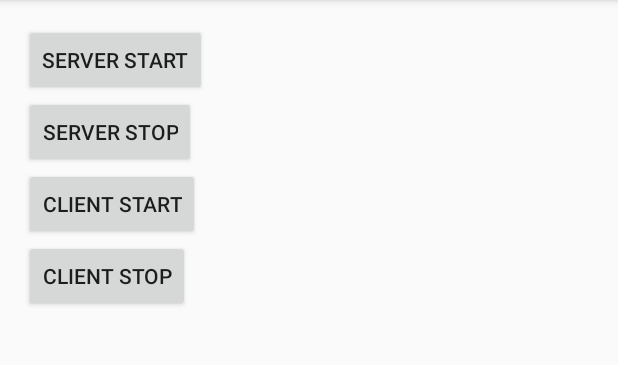
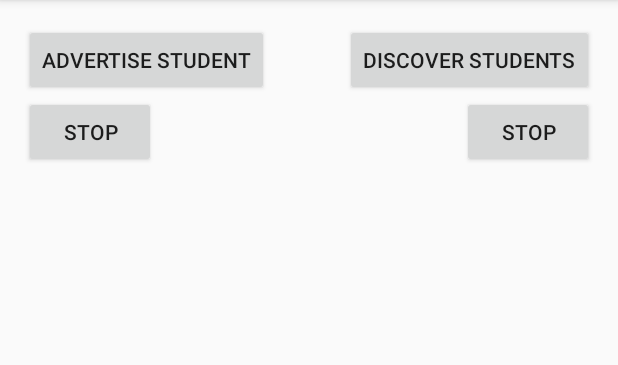
Before and after one commit to destiny-index/Attendance, an Android app: the screen it shows after launch (MainActivity), on a phone screen of 412 x 824 dp, the part 84-449 px from its top. Run offline under Robolectric (Android 15) with nearby library versions, the phone set to English and light mode, and no system bars.

```diff
--- a/app/src/main/java/au/edu/unsw/eet/attendance/MainActivity.java
+++ b/app/src/main/java/au/edu/unsw/eet/attendance/MainActivity.java
@@ -1,18 +1,42 @@
 package au.edu.unsw.eet.attendance;
 
 import android.Manifest;
+import android.content.BroadcastReceiver;
+import android.content.Context;
 import android.content.Intent;
+import android.content.IntentFilter;
 import android.content.pm.PackageManager;
 import android.support.annotation.NonNull;
 import android.support.v4.app.ActivityCompat;
 import android.support.v4.content.ContextCompat;
+import android.support.v4.content.LocalBroadcastManager;
 import android.support.v7.app.AppCompatActivity;
 import android.os.Bundle;
 import android.util.Log;
 import android.view.View;
 import android.widget.Button;
+import android.widget.ScrollView;
+import android.widget.TextView;
 
 public class MainActivity extends AppCompatActivity {
+    private BroadcastReceiver mMessageReceiver = new BroadcastReceiver() {
+        @Override
+        public void onReceive(Context context, Intent intent) {
+            // Get extra data included in the Intent
+            String message = intent.getStringExtra(P2pService.BROADCAST_MESSAGE_EXTRA);
+
+            final TextView messageView = (TextView) findViewById(R.id.text_view);
+            final ScrollView messageContainer = (ScrollView) findViewById(R.id.scroll_view);
+
+            messageView.append(message);
+            messageContainer.post(new Runnable() {
+                public void run() {
+                    messageContainer.smoothScrollTo(0, messageView.getBottom());
+                }
+            });
+        }
+    };
+
     @Override
     protected void onCreate(Bundle savedInstanceState) {
         super.onCreate(savedInstanceState);
@@ -30,7 +54,6 @@ public class MainActivity extends AppCompatActivity {
                 startService(p2pService);
             }
         });
-
         serverStopButton.setOnClickListener(new View.OnClickListener() {
             @Override
             public void onClick(View v) {
@@ -38,7 +61,6 @@ public class MainActivity extends AppCompatActivity {
                 stopService(p2pService);
             }
         });
-
         clientStartButton.setOnClickListener(new View.OnClickListener() {
             @Override
             public void onClick(View v) {
@@ -46,7 +68,6 @@ public class MainActivity extends AppCompatActivity {
                 startService(p2pService);
             }
         });
-
         clientStopButton.setOnClickListener(new View.OnClickListener() {
             @Override
             public void onClick(View v) {
@@ -55,23 +76,43 @@ public class MainActivity extends AppCompatActivity {
             }
         });
 
-        int accessCourseLocationPermission = ContextCompat.checkSelfPermission(this,
-                Manifest.permission.ACCESS_COARSE_LOCATION);
+        // Handle Permissions
+        permissionCheck();
+    }
 
-        int accessFineLocationPermission = ContextCompat.checkSelfPermission(this,
-                Manifest.permission.ACCESS_FINE_LOCATION);
+    @Override
+    protected void onPause() {
 
-        if (accessCourseLocationPermission == PackageManager.PERMISSION_DENIED
-                || accessFineLocationPermission == PackageManager.PERMISSION_DENIED) {
-            ActivityCompat.requestPermissions(this, new String[]{
-                            Manifest.permission.ACCESS_COARSE_LOCATION,
-                            Manifest.permission.ACCESS_FINE_LOCATION
-                    }, 0);
-        }
+        LocalBroadcastManager.getInstance(this).unregisterReceiver(mMessageReceiver);
+
+        super.onPause();
+    }
+
+    @Override
+    protected void onResume() {
+        super.onResume();
+
+        LocalBroadcastManager.getInstance(this).registerReceiver(mMessageReceiver,
+                new IntentFilter(P2pService.BROADCAST_MESSAGE_ACTION));
     }
 
     @Override
     public void onRequestPermissionsResult(int requestCode, @NonNull String[] permissions, @NonNull int[] grantResults) {
         super.onRequestPermissionsResult(requestCode, permissions, grantResults);
     }
+
+    private void permissionCheck() {
+        int courseLocPermission = ContextCompat.checkSelfPermission(this,
+                Manifest.permission.ACCESS_COARSE_LOCATION);
+        int fineLocPermission = ContextCompat.checkSelfPermission(this,
+                Manifest.permission.ACCESS_FINE_LOCATION);
+
+        if (courseLocPermission == PackageManager.PERMISSION_DENIED ||
+                fineLocPermission == PackageManager.PERMISSION_DENIED) {
+            ActivityCompat.requestPermissions(this, new String[]{
+                    Manifest.permission.ACCESS_COARSE_LOCATION,
+                    Manifest.permission.ACCESS_FINE_LOCATION
+            }, 0);
+        }
+    }
 }
--- a/app/src/main/res/layout/activity_main.xml
+++ b/app/src/main/res/layout/activity_main.xml
@@ -12,14 +12,14 @@
     <Button
         android:layout_width="wrap_content"
         android:layout_height="wrap_content"
-        android:text="Server Start"
+        android:text="Advertise Student"
         android:id="@+id/server_start_button"
         android:layout_alignParentStart="true" />
 
     <Button
         android:layout_width="wrap_content"
         android:layout_height="wrap_content"
-        android:text="Server Stop"
+        android:text="Stop"
         android:id="@+id/server_stop_button"
         android:layout_below="@+id/server_start_button"
         android:layout_alignParentStart="true" />
@@ -27,16 +27,34 @@
     <Button
         android:layout_width="wrap_content"
         android:layout_height="wrap_content"
-        android:text="Client Start"
+        android:text="Discover Students"
         android:id="@+id/client_start_button"
-        android:layout_below="@+id/server_stop_button"
-        android:layout_alignParentStart="true" />
+        android:layout_alignTop="@+id/server_start_button"
+        android:layout_alignParentEnd="true" />
 
     <Button
         android:layout_width="wrap_content"
         android:layout_height="wrap_content"
-        android:text="Client Stop"
+        android:text="Stop"
         android:id="@+id/client_stop_button"
         android:layout_below="@+id/client_start_button"
-        android:layout_alignParentStart="true" />
+        android:layout_alignParentEnd="true" />
+
+    <ScrollView
+        android:layout_width="wrap_content"
+        android:layout_height="wrap_content"
+        android:id="@+id/scroll_view"
+        android:layout_below="@+id/server_stop_button"
+        android:layout_alignParentStart="true"
+        android:layout_alignParentBottom="true"
+        android:layout_alignEnd="@+id/client_stop_button" >
+        <TextView
+            android:id="@+id/text_view"
+            android:layout_width="fill_parent"
+            android:layout_height="fill_parent"
+            android:layout_weight="1.0"/>
+    </ScrollView>
+
+
+
 </RelativeLayout>
```
Also changed, not shown: app/src/main/java/au/edu/unsw/eet/attendance/P2pConnectivityService.java (+2 -5 lines), app/src/main/java/au/edu/unsw/eet/attendance/P2pDiscoveryService.java (+8 -10 lines), app/src/main/java/au/edu/unsw/eet/attendance/P2pService.java (+22 -1 lines).
